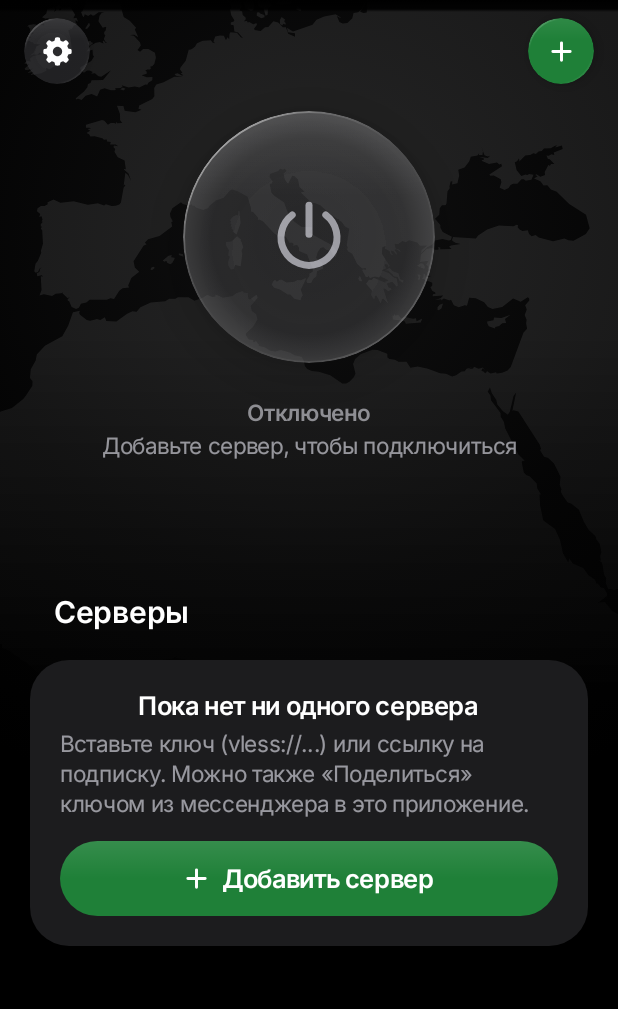
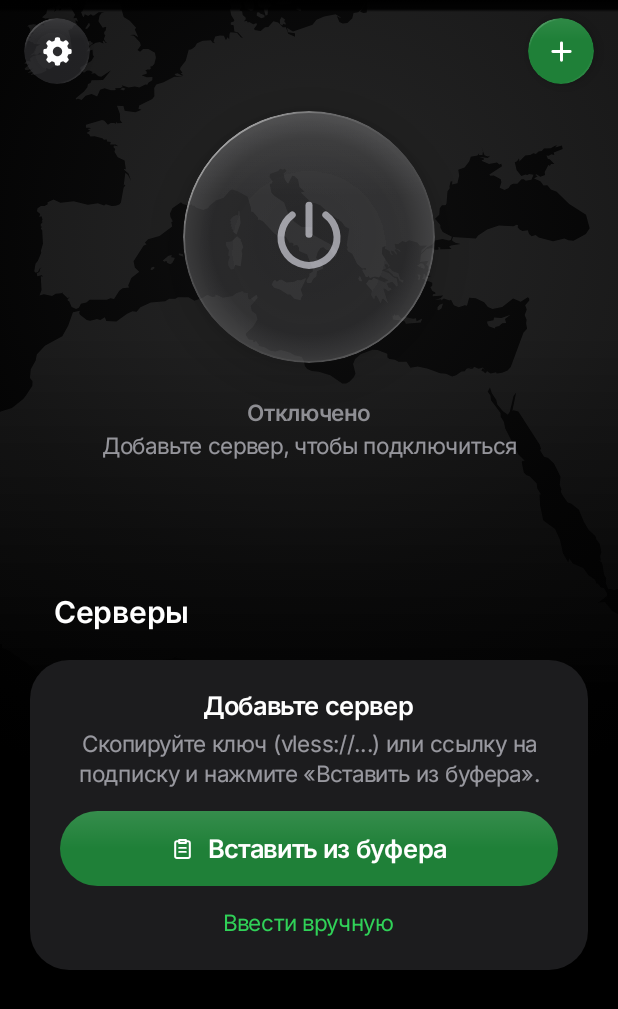
Before and after one commit to klausms17/vpn, an Android app built with Jetpack Compose: the composable HomeScreen shown on its own in the app's theme, on a phone screen of 412 x 824 dp. Shown: the top 1009 px of the screen. Run offline under Robolectric (Android 15) with nearby library versions, the phone set to English and light mode, and no system bars; network calls fail; 3 statements that could not run were skipped.

Commit message:
First screen like Happ: paste from the clipboard or scan a QR code
With no servers yet, the main screen offers "Вставить из буфера", which
adds the copied key(s) or subscription link at once, and "Сканировать
QR-код"; typing by hand stays as a small link. The "+" sheet gets the QR
button too.

The scanner uses CameraX and ZXing, so it works offline on any phone
(no Google Play services); the frames are decoded on the phone and never
kept. The camera permission is asked on the first scan only; if refused,
a dialog leads to the app's settings. Phones without a camera can still
install the app and just see no QR button. "Add to Klaus VPN" links in a
code are unwrapped; a code that is not a key says so and scanning goes on.
Light codes on dark screens are read too.

Co-Authored-By: Claude Opus 5.5 <noreply@anthropic.com>
Claude-Session: https://claude.ai/code/session_01Pchn7zyJuHV4PxDeGWJfuY

```diff
--- a/app/build.gradle.kts
+++ b/app/build.gradle.kts
@@ -112,6 +112,12 @@ dependencies {
     debugImplementation(libs.androidx.compose.ui.tooling)
     implementation(libs.kotlinx.coroutines.android)
     implementation(libs.kotlinx.serialization.json)
+    // QR codes with keys: the camera (CameraX) and an offline decoder (ZXing).
+    implementation(libs.androidx.camera.core)
+    implementation(libs.androidx.camera.camera2)
+    implementation(libs.androidx.camera.lifecycle)
+    implementation(libs.androidx.camera.view)
+    implementation(libs.zxing.core)
 
     testImplementation(libs.junit)
     testImplementation(libs.robolectric)
--- a/app/src/main/java/com/klausms/vpn/ui/screens/HomeScreen.kt
+++ b/app/src/main/java/com/klausms/vpn/ui/screens/HomeScreen.kt
@@ -88,6 +88,8 @@ fun HomeScreen(
     onToggle: () -> Unit,
     onAdd: () -> Unit,
     onOpenSettings: () -> Unit,
+    onPaste: () -> Boolean = { false },
+    onScan: (() -> Unit)? = null,
 ) {
     val profiles by vm.profiles.collectAsStateWithLifecycle()
     val status by vm.status.collectAsStateWithLifecycle()
@@ -123,6 +125,8 @@ fun HomeScreen(
         update = update,
         onUpdate = { if (!openInBrowser(context, it.apkUrl)) vm.updateNotOpened() },
         onDismissUpdate = { vm.dismissUpdate() },
+        onPaste = onPaste,
+        onScan = onScan,
     )
 }
 
@@ -141,6 +145,10 @@ fun HomeContent(
     update: AppUpdate? = null,
     onUpdate: (AppUpdate) -> Unit = {},
     onDismissUpdate: () -> Unit = {},
+    /** Imports the clipboard; false when it holds no text. */
+    onPaste: () -> Boolean = { false },
+    /** Opens the QR scanner; null without a camera. */
+    onScan: (() -> Unit)? = null,
 ) {
     val state = status.state
     val active = state == VpnState.CONNECTED || state == VpnState.CONNECTING || state == VpnState.DISCONNECTING
@@ -228,6 +236,8 @@ fun HomeContent(
                 actions = actions,
                 onRename = { renameTarget = it },
                 onAdd = onAdd,
+                onPaste = onPaste,
+                onScan = onScan,
             )
         }
         // Rows scrolled under the status bar fade out; once the connect
--- a/app/src/main/java/com/klausms/vpn/ui/screens/ServersScreen.kt
+++ b/app/src/main/java/com/klausms/vpn/ui/screens/ServersScreen.kt
@@ -13,10 +13,10 @@ import androidx.compose.foundation.layout.Spacer
 import androidx.compose.foundation.layout.fillMaxSize
 import androidx.compose.foundation.layout.fillMaxWidth
 import androidx.compose.foundation.layout.height
+import androidx.compose.foundation.layout.heightIn
 import androidx.compose.foundation.layout.padding
 import androidx.compose.foundation.layout.size
 import androidx.compose.foundation.layout.width
-import androidx.compose.foundation.layout.heightIn
 import androidx.compose.foundation.lazy.LazyListScope
 import androidx.compose.foundation.lazy.itemsIndexed
 import androidx.compose.foundation.shape.CircleShape
@@ -43,6 +43,7 @@ import androidx.compose.ui.platform.LocalContext
 import androidx.compose.ui.semantics.contentDescription
 import androidx.compose.ui.semantics.selected
 import androidx.compose.ui.semantics.semantics
+import androidx.compose.ui.text.style.TextAlign
 import androidx.compose.ui.text.style.TextOverflow
 import androidx.compose.ui.unit.dp
 import com.klausms.vpn.R
@@ -55,9 +56,11 @@ import com.klausms.vpn.ui.components.Countries
 import com.klausms.vpn.ui.components.IosIcon
 import com.klausms.vpn.ui.components.PrimaryButton
 import com.klausms.vpn.ui.components.RowDivider
+import com.klausms.vpn.ui.components.SecondaryButton
 import com.klausms.vpn.ui.components.SectionFooter
 import com.klausms.vpn.ui.components.SectionHeader
 import com.klausms.vpn.ui.components.SignalBars
+import com.klausms.vpn.ui.components.TextAction
 import com.klausms.vpn.ui.components.groupRow
 import com.klausms.vpn.ui.components.pressScale
 import com.klausms.vpn.ui.components.tap
@@ -92,6 +95,10 @@ fun LazyListScope.serverSections(
     actions: ServerActions,
     onRename: (StoredProfile) -> Unit,
     onAdd: () -> Unit,
+    /** Imports what is in the clipboard; false when it holds no text. */
+    onPaste: () -> Boolean = { false },
+    /** Opens the QR scanner; null without a camera. */
+    onScan: (() -> Unit)? = null,
 ) {
     val subIds = profiles.subscriptions.map { it.id }.toSet()
     // Servers whose subscription is gone are treated as own keys.
@@ -101,7 +108,7 @@ fun LazyListScope.serverSections(
         ServersTitle(showPingAll = profiles.profiles.isNotEmpty(), onPingAll = actions.pingAll)
     }
     if (profiles.profiles.isEmpty()) {
-        item(key = "servers-empty") { EmptyServers(onAdd) }
+        item(key = "servers-empty") { EmptyServers(onAdd, onPaste, onScan) }
         return
     }
     if (own.isNotEmpty()) {
@@ -170,26 +177,51 @@ private fun ServersTitle(showPingAll: Boolean, onPingAll: () -> Unit) {
     }
 }
 
+/**
+ * The first screen: a key or a subscription link copied from a messenger
+ * goes in with one tap, or from a QR code; typing is the last resort.
+ */
 @Composable
-private fun EmptyServers(onAdd: () -> Unit) {
+private fun EmptyServers(onAdd: () -> Unit, onPaste: () -> Boolean, onScan: (() -> Unit)?) {
+    var clipboardEmpty by rememberSaveable { mutableStateOf(false) }
     Column(
         Modifier
             .padding(horizontal = 20.dp, vertical = 8.dp)
             .fillMaxWidth()
             .clip(RoundedCornerShape(26.dp))
             .background(kc.card)
-            .padding(20.dp),
+            .padding(start = 20.dp, end = 20.dp, top = 20.dp, bottom = 8.dp),
         horizontalAlignment = Alignment.CenterHorizontally,
     ) {
-        Text("Пока нет ни одного сервера", style = IosType.headline, color = kc.label)
+        Text("Добавьте сервер", style = IosType.headline, color = kc.label)
         Spacer(Modifier.height(6.dp))
         Text(
-            "Вставьте ключ (vless://…) или ссылку на подписку. Можно также «Поделиться» ключом из мессенджера в это приложение.",
+            if (onScan != null) {
+                "Скопируйте ключ (vless://…) или ссылку на подписку и нажмите «Вставить из буфера». Или отсканируйте QR-код."
+            } else {
+                "Скопируйте ключ (vless://…) или ссылку на подписку и нажмите «Вставить из буфера»."
+            },
             style = IosType.subhead,
             color = kc.secondary,
+            textAlign = TextAlign.Center,
         )
         Spacer(Modifier.height(16.dp))
-        PrimaryButton("Добавить сервер", onClick = onAdd, icon = R.drawable.ic_plus_ios)
+        PrimaryButton("Вставить из буфера", onClick = { clipboardEmpty = !onPaste() }, icon = R.drawable.ic_clipboard_ios)
+        if (clipboardEmpty) {
+            Text(
+                "В буфере обмена нет текста: сначала скопируйте ключ или ссылку",
+                style = IosType.footnote,
+                color = kc.orange,
+                textAlign = TextAlign.Center,
+                modifier = Modifier.padding(top = 8.dp),
+            )
+        }
+        if (onScan != null) {
+            Spacer(Modifier.height(10.dp))
+            SecondaryButton("Сканировать QR-код", onClick = { clipboardEmpty = false; onScan() }, icon = R.drawable.ic_qr_ios)
+        }
+        Spacer(Modifier.height(4.dp))
+        TextAction("Ввести вручную", onClick = onAdd, style = IosType.subhead)
     }
 }
 
--- /dev/null
+++ b/app/src/main/res/drawable/ic_qr_ios.xml
@@ -0,0 +1,15 @@
+<?xml version="1.0" encoding="utf-8"?>
+<vector xmlns:android="http://schemas.android.com/apk/res/android"
+    android:width="24dp"
+    android:height="24dp"
+    android:viewportWidth="24"
+    android:viewportHeight="24">
+    <path
+        android:pathData="M5.5,4h3A1.5,1.5 0,0 1,10 5.5v3A1.5,1.5 0,0 1,8.5 10h-3A1.5,1.5 0,0 1,4 8.5v-3A1.5,1.5 0,0 1,5.5 4zM15.5,4h3A1.5,1.5 0,0 1,20 5.5v3A1.5,1.5 0,0 1,18.5 10h-3A1.5,1.5 0,0 1,14 8.5v-3A1.5,1.5 0,0 1,15.5 4zM5.5,14h3A1.5,1.5 0,0 1,10 15.5v3A1.5,1.5 0,0 1,8.5 20h-3A1.5,1.5 0,0 1,4 18.5v-3A1.5,1.5 0,0 1,5.5 14z"
+        android:strokeWidth="1.8"
+        android:strokeColor="#FFFFFFFF"
+        android:strokeLineJoin="round" />
+    <path
+        android:fillColor="#FFFFFFFF"
+        android:pathData="M14,14h2.4v2.4h-2.4zM17.6,14h2.4v2.4h-2.4zM15.8,15.8h2.4v2.4h-2.4zM14,17.6h2.4v2.4h-2.4zM17.6,17.6h2.4v2.4h-2.4z" />
+</vector>
```
Also changed, not shown: app/src/main/AndroidManifest.xml (+9 -0 lines), app/src/main/java/com/klausms/vpn/ui/MainActivity.kt (+75 -1 lines), app/src/main/java/com/klausms/vpn/ui/QrDecoder.kt (added, +36 -0 lines), app/src/main/java/com/klausms/vpn/ui/screens/AddKeySheet.kt (+6 -2 lines), app/src/main/java/com/klausms/vpn/ui/screens/ScanScreen.kt (added, +260 -0 lines), app/src/main/res/drawable/ic_flash_ios.xml (added, +13 -0 lines), gradle/libs.versions.toml (+7 -0 lines), 3 other files.
